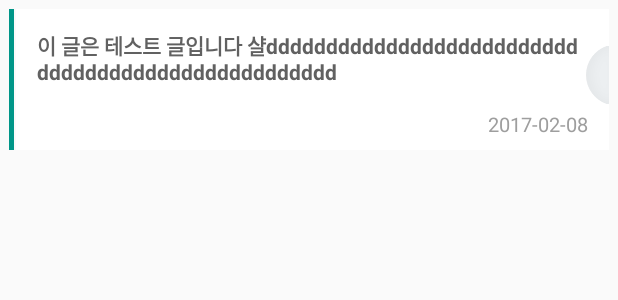
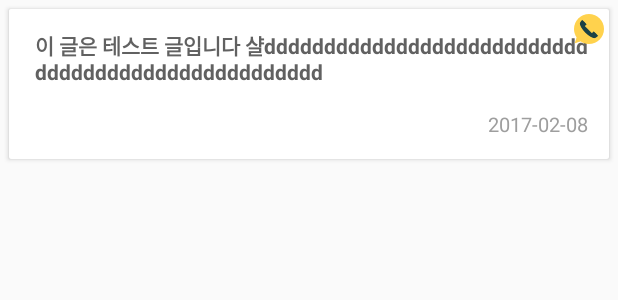
Before and after one commit to HanSeungBeom/PuzzlePiece, an Android app: the layout row_grid_puzzle.xml on its own in the app's theme, with its tools: preview values and no code run, on a phone screen of 412 x 824 dp. Shown: the top 300 px of the screen. Run offline under Robolectric (Android 15) with nearby library versions, the phone set to English and light mode, and no system bars.

Commit message:
Freind Detail 아이템 - CardView로 수정

```diff
--- a/app/src/main/java/bumbums/puzzlepiece/ui/FriendDetailActivity.java
+++ b/app/src/main/java/bumbums/puzzlepiece/ui/FriendDetailActivity.java
@@ -19,6 +19,7 @@ import android.support.v7.app.AlertDialog;
 import android.support.v7.app.AppCompatActivity;
 import android.os.Bundle;
 import android.support.v7.widget.GridLayoutManager;
+import android.support.v7.widget.LinearLayoutManager;
 import android.support.v7.widget.RecyclerView;
 import android.support.v7.widget.Toolbar;
 import android.util.Log;
@@ -461,10 +462,11 @@ public class FriendDetailActivity extends AppCompatActivity implements View.OnCl
             }
         });
         mBuilder.setView(mView);
-        int width = (int)(getResources().getDisplayMetrics().widthPixels*0.75); //<-- int width=400;
+
         // int height = (int)(getResources().getDisplayMetrics().heightPixels*0.50);//<-- int height =300;
         dialog = mBuilder.create();
         dialog.show();
+        int width = (int)(getResources().getDisplayMetrics().widthPixels*0.75); //<-- int width=400;
         dialog.getWindow().setLayout(width, ViewGroup.LayoutParams.WRAP_CONTENT);
 
         mText.requestFocus();
--- a/app/src/main/java/bumbums/puzzlepiece/ui/adapter/PuzzleRecyclerViewAdpater.java
+++ b/app/src/main/java/bumbums/puzzlepiece/ui/adapter/PuzzleRecyclerViewAdpater.java
@@ -39,6 +39,7 @@ public class PuzzleRecyclerViewAdpater  extends
     public PuzzleRecyclerViewAdpater.MyViewHolder onCreateViewHolder(ViewGroup parent, int viewType) {
         View itemView = LayoutInflater.from(parent.getContext())
                 .inflate(R.layout.row_grid_puzzle, parent, false);
+
         itemView.setMinimumWidth(parent.getMeasuredWidth()/3);
 
 
@@ -54,7 +55,7 @@ public class PuzzleRecyclerViewAdpater  extends
         holder.puzzleDate.setText(Utils.dateToCurrentFormat(obj.getDate()));
 
         //날짜 별로 색깔 보여주기 위함.
-        holder.colorView.setBackgroundResource(Utils.colors[(Utils.getDayFromDate(obj.getDate())%15)]);
+        //holder.colorView.setBackgroundResource(Utils.colors[(Utils.getDayFromDate(obj.getDate())%15)]);
 
     }
 
--- a/app/src/main/java/bumbums/puzzlepiece/util/FriendDataDialog.java
+++ b/app/src/main/java/bumbums/puzzlepiece/util/FriendDataDialog.java
@@ -5,6 +5,7 @@ import android.app.Dialog;
 import android.content.Context;
 import android.view.LayoutInflater;
 import android.view.View;
+import android.view.ViewGroup;
 import android.widget.TextView;
 
 import bumbums.puzzlepiece.R;
@@ -23,6 +24,7 @@ public class FriendDataDialog extends Dialog {
     private TextView mText;
     private TextView mTime;
     private Realm realm;
+    private int width;
     public FriendDataDialog(Context context){
         super(context);
         mContext = context;
@@ -34,6 +36,7 @@ public class FriendDataDialog extends Dialog {
         builder.setView(mDialogView);
         mDialog = builder.create();
         realm = Realm.getDefaultInstance();
+        width = (int)(mContext.getResources().getDisplayMetrics().widthPixels*0.75); //<-- int width=400;
     }
     public void showData(long puzzleId){
 
@@ -46,6 +49,7 @@ public class FriendDataDialog extends Dialog {
         mText.setText(text);
         mTime.setText(Utils.getFullFormatFromDate(puzzle.getDate()));
         mDialog.show();
+        mDialog.getWindow().setLayout(width, ViewGroup.LayoutParams.WRAP_CONTENT);
       //  mEditText.setText(text);
     }
 
--- a/app/src/main/res/layout/dialog_puzzle_view.xml
+++ b/app/src/main/res/layout/dialog_puzzle_view.xml
@@ -27,8 +27,7 @@
         android:paddingLeft="20dp"
         android:paddingRight="20dp"
         android:paddingTop="20dp">
-
-        <ScrollView
+         <ScrollView
             android:layout_width="match_parent"
             android:layout_height="match_parent">
             <FrameLayout
--- a/app/src/main/res/layout/row_grid_puzzle.xml
+++ b/app/src/main/res/layout/row_grid_puzzle.xml
@@ -1,31 +1,48 @@
 <?xml version="1.0" encoding="utf-8"?>
-<FrameLayout xmlns:android="http://schemas.android.com/apk/res/android"
+
+
+<android.support.v7.widget.CardView xmlns:android="http://schemas.android.com/apk/res/android"
     android:layout_width="match_parent"
     android:layout_height="100dp"
-
+    android:layout_margin="6dp"
    >
 
+<FrameLayout
+    android:layout_width="match_parent"
+    android:layout_height="match_parent">
+
     <LinearLayout
-
         android:layout_width="match_parent"
         android:layout_height="100dp"
         android:background="@color/white"
-        android:layout_margin="6dp"
 
         >
-        <View
-            android:id="@+id/color_view"
+        <LinearLayout
             android:layout_width="3dp"
             android:layout_height="match_parent"
-            android:background="@color/material_teal"/>
-        <View
-            android:layout_width="1dp"
-            android:layout_height="match_parent"
-            android:background="@color/Grey50"/>
+            android:orientation="vertical">
+            <View
+                android:id="@+id/color_view"
+                android:layout_width="match_parent"
+                android:layout_height="0dp"
+                android:layout_weight="1"
+                android:background="@color/white"
+              />
+            <View
+                android:layout_width="match_parent"
+                android:layout_height="0dp"
+                android:layout_weight="3"
+                android:background="@android:color/transparent"
+                />
+        </LinearLayout>
+
+
         <LinearLayout
             android:layout_width="0dp"
             android:layout_height="match_parent"
             android:orientation="vertical"
+
+
             android:padding="10dp"
             android:layout_weight="1">
 
@@ -45,7 +62,8 @@
             <LinearLayout
                 android:layout_width="match_parent"
                 android:layout_height="match_parent"
-                android:gravity="right|bottom">
+                android:gravity="right|bottom"
+                >
                 <TextView
                     android:id="@+id/tv_row_grid_detail_date"
                     android:textSize="13dp"
@@ -63,12 +81,21 @@
         </LinearLayout>
 
     </LinearLayout>
+    <ImageView
+        android:layout_margin="3dp"
+        android:layout_width="20dp"
+        android:layout_height="20dp"
+        android:src="@drawable/ic_phone"
+        android:layout_gravity="right"/>
+</FrameLayout>
 
-    <ImageView
+
+   <!-- <ImageView
         android:adjustViewBounds="true"
         android:layout_gravity="right|center"
         android:src="@drawable/semi_circle"
         android:layout_width="wrap_content"
         android:layout_height="40dp"
-        android:layout_marginRight="6dp"/>
-</FrameLayout>
+        android:layout_marginRight="6dp"/>-->
+
+</android.support.v7.widget.CardView>
```
Also changed, not shown: app/src/main/AndroidManifest.xml (+7 -3 lines), app/src/main/res/drawable/rounded.xml (added, +7 -0 lines), app/src/main/res/layout/activity_friend_detail.xml (+13 -9 lines), app/src/main/res/layout/row_puzzle.xml (added, +68 -0 lines), app/src/main/res/drawable/ic_phone.png (added).
